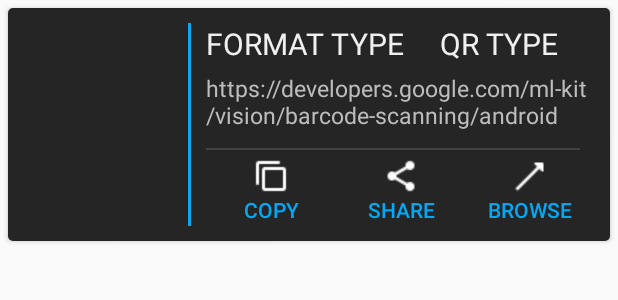
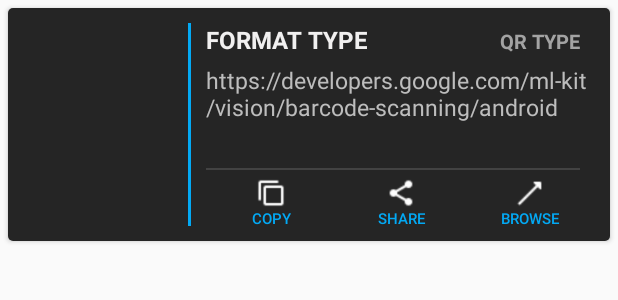
Before and after one commit to MrEliptik/camQR, an Android app: the layout list_item_decoded.xml on its own in the app's theme, with its tools: preview values and no code run, on a phone screen of 412 x 824 dp. Shown: the top 300 px of the screen. Run offline under Robolectric (Android 15) with nearby library versions, the phone set to English and light mode, and no system bars.

Commit message:
better looking card

```diff
--- /dev/null
+++ b/app/src/main/res/drawable/copy.xml
@@ -0,0 +1,8 @@
+<?xml version="1.0" encoding="utf-8"?>
+<layer-list xmlns:android="http://schemas.android.com/apk/res/android" >
+    <item
+        android:drawable="@drawable/copy_24"
+        android:width="20dp"
+        android:height="20dp"
+        />
+</layer-list >
--- /dev/null
+++ b/app/src/main/res/drawable/go_to.xml
@@ -0,0 +1,8 @@
+<?xml version="1.0" encoding="utf-8"?>
+<layer-list xmlns:android="http://schemas.android.com/apk/res/android" >
+    <item
+        android:drawable="@drawable/goto_24"
+        android:width="20dp"
+        android:height="20dp"
+        />
+</layer-list >
--- /dev/null
+++ b/app/src/main/res/drawable/share.xml
@@ -0,0 +1,8 @@
+<?xml version="1.0" encoding="utf-8"?>
+<layer-list xmlns:android="http://schemas.android.com/apk/res/android" >
+    <item
+        android:drawable="@drawable/share_24"
+        android:width="20dp"
+        android:height="20dp"
+        />
+</layer-list >
--- a/app/src/main/res/layout/list_item_decoded.xml
+++ b/app/src/main/res/layout/list_item_decoded.xml
@@ -54,24 +54,28 @@
                     android:layout_height="wrap_content"
                     android:layout_weight="1"
                     android:textColor="#F1F0F0"
-                    android:textSize="20sp"
-                    android:text="FORMAT TYPE" />
+                    android:textSize="16sp"
+                    android:text="FORMAT TYPE"
+                    android:textStyle="bold" />
 
                 <TextView
                     android:id="@+id/history_list_qrtype"
                     android:layout_width="wrap_content"
                     android:layout_height="wrap_content"
+                    android:layout_marginRight="10dp"
                     android:layout_weight="1"
-                    android:textColor="#F1F0F0"
-                    android:textSize="20sp"
-                    android:text="QR TYPE" />
+                    android:textColor="#A3A3A3"
+                    android:textSize="13sp"
+                    android:text="QR TYPE"
+                    android:textStyle="bold"
+                    android:textAlignment="viewEnd" />
             </LinearLayout>
 
             <TextView
                 android:id="@+id/history_list_value"
                 android:layout_width="match_parent"
                 android:layout_height="0dp"
-                android:layout_weight="1"
+                android:layout_weight="2"
                 android:textColor="#BDBDBD"
                 android:textSize="15sp"
                 android:text="https://developers.google.com/ml-kit/vision/barcode-scanning/android" />
@@ -92,8 +96,9 @@
 
                 <Button
                     android:id="@+id/copy_btn"
-                    android:drawableTop="@drawable/copy_24"
+                    android:drawableTop="@drawable/copy"
                     android:text="Copy"
+                    android:textSize="10sp"
                     android:textColor="#03A9F4"
                     android:layout_width="wrap_content"
                     android:layout_height="wrap_content"
@@ -103,8 +108,9 @@
 
                 <Button
                     android:id="@+id/share_btn"
-                    android:drawableTop="@drawable/share_24"
+                    android:drawableTop="@drawable/share"
                     android:text="Share"
+                    android:textSize="10sp"
                     android:textColor="#03A9F4"
                     android:layout_width="wrap_content"
                     android:layout_height="wrap_content"
@@ -114,8 +120,9 @@
 
                 <Button
                     android:id="@+id/goto_btn"
-                    android:drawableTop="@drawable/goto_24"
+                    android:drawableTop="@drawable/go_to"
                     android:text="Browse"
+                    android:textSize="10sp"
                     android:textColor="#03A9F4"
                     android:layout_width="wrap_content"
                     android:layout_height="wrap_content"
```
